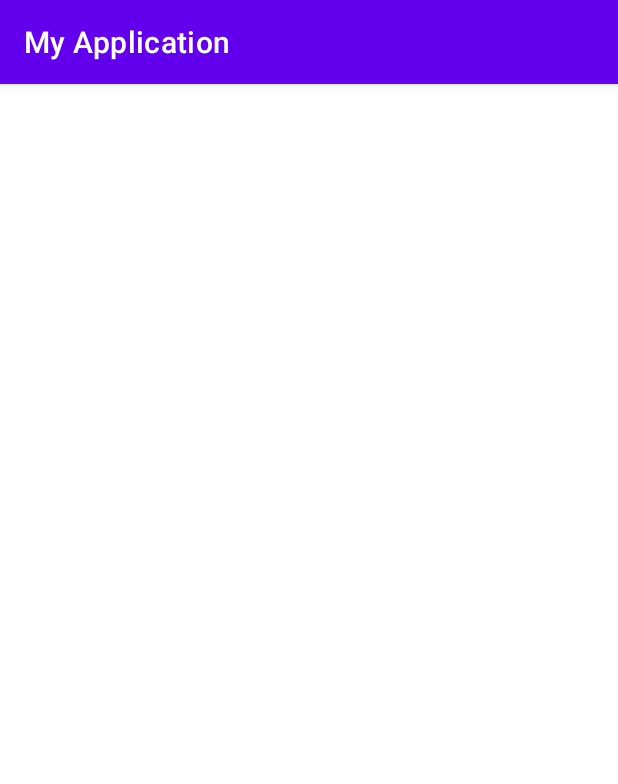
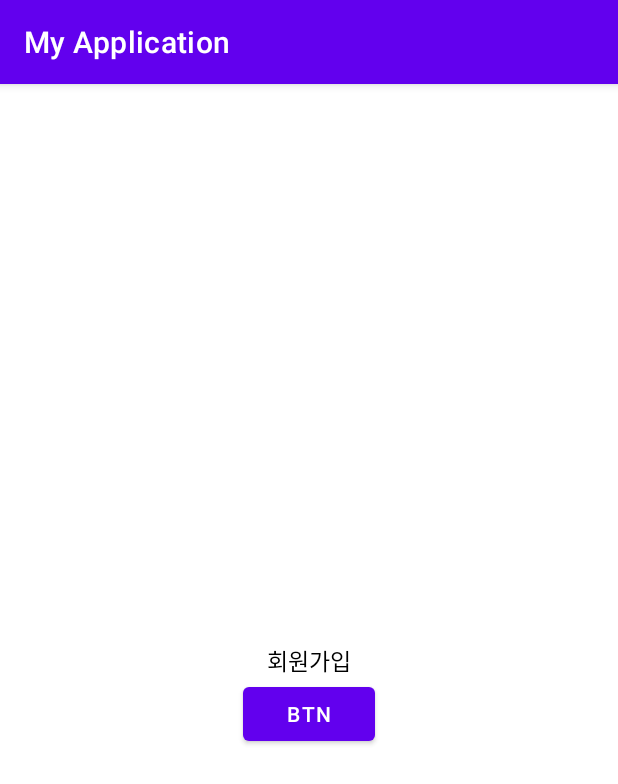
Before and after one commit to Sim-Tong/git-practice-for-android-team, an Android app: the MakeIdActivity screen opened directly, with no data from a screen before it, on a phone screen of 412 x 824 dp. Shown: the top 784 px of the screen. Run offline under Robolectric (Android 15) with nearby library versions, the phone set to English and light mode, and no system bars.

Commit message:
feat: make_id_ui

```diff
--- a/app/src/main/res/layout/activity_make_id.xml
+++ b/app/src/main/res/layout/activity_make_id.xml
@@ -6,4 +6,26 @@
     android:layout_height="match_parent"
     tools:context=".MakeIdActivity">
 
+    <TextView
+        android:id="@+id/textView"
+        android:layout_width="wrap_content"
+        android:layout_height="wrap_content"
+        android:text="회원가입"
+        android:textColor="@color/black"
+        android:textSize="15sp"
+        app:layout_constraintBottom_toBottomOf="parent"
+        app:layout_constraintEnd_toEndOf="parent"
+        app:layout_constraintStart_toStartOf="parent"
+        app:layout_constraintTop_toTopOf="parent" />
+
+    <Button
+        android:id="@+id/btn"
+        android:layout_width="wrap_content"
+        android:layout_height="wrap_content"
+        android:text="btn"
+        app:layout_constraintEnd_toEndOf="@+id/textView"
+        app:layout_constraintStart_toStartOf="@+id/textView"
+        app:layout_constraintTop_toBottomOf="@+id/textView" />
+
+
 </androidx.constraintlayout.widget.ConstraintLayout>
```
